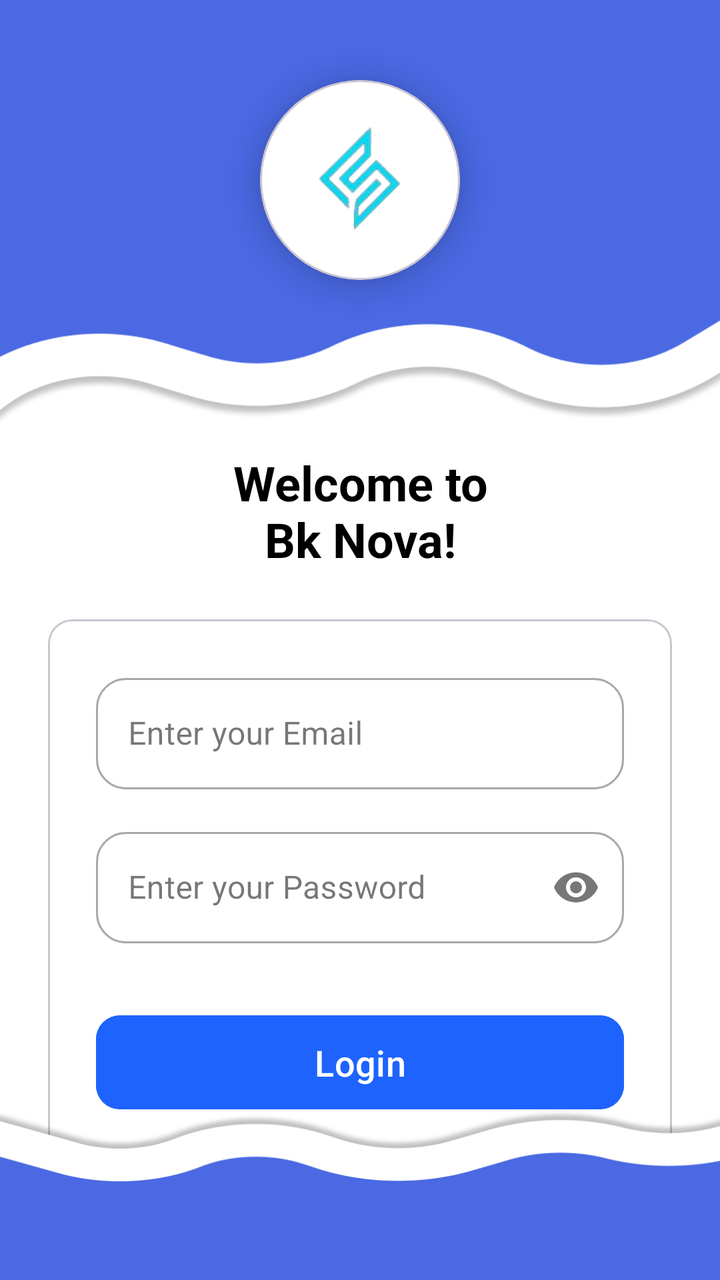
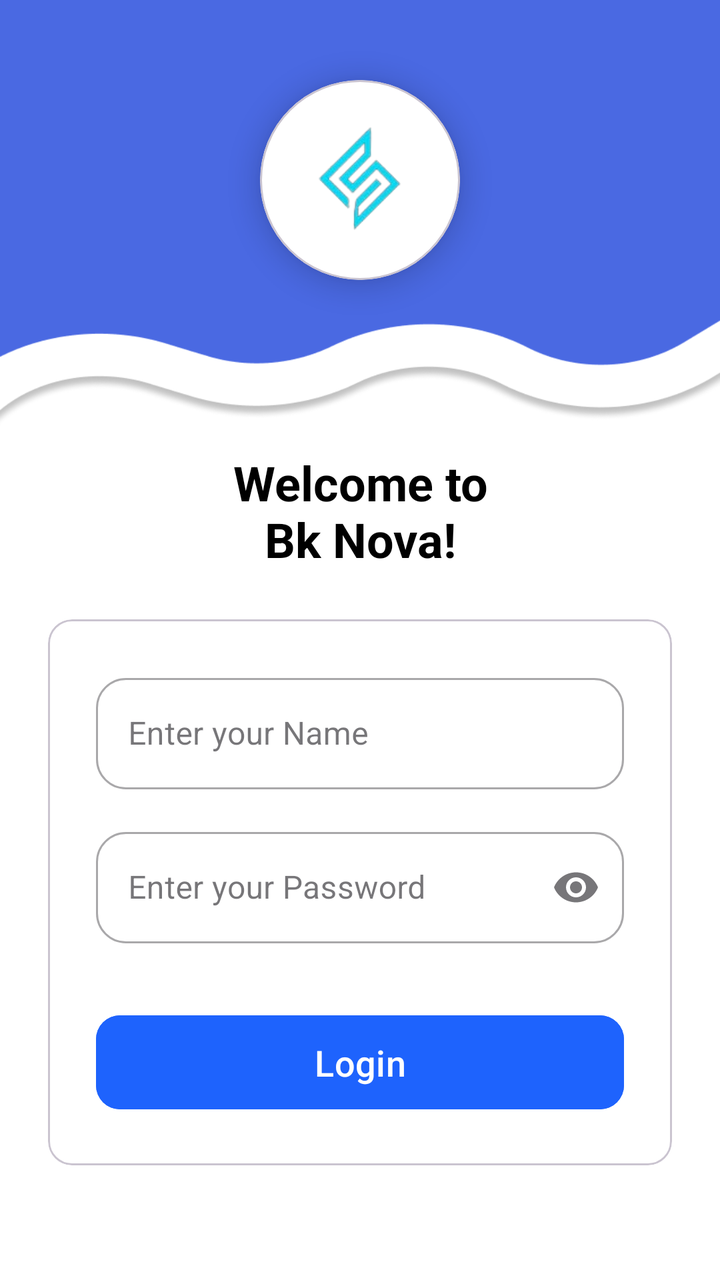

Compare the two renders of this Android layout. The source of the first and the diff that turns it into the second are given below.
<!-- AndroidManifest.xml: application theme Theme.BkNova -->
<!-- res/layout/activity_login.xml -->
<?xml version="1.0" encoding="utf-8"?>
<androidx.constraintlayout.widget.ConstraintLayout xmlns:android="http://schemas.android.com/apk/res/android"
    xmlns:app="http://schemas.android.com/apk/res-auto"
    xmlns:tools="http://schemas.android.com/tools"
    android:layout_width="match_parent"
    android:layout_height="match_parent"
    android:id="@+id/main"
    tools:context=".activity.LoginActivity">

    
    <FrameLayout
        android:id="@+id/header_container"
        android:layout_width="match_parent"
        android:layout_height="220dp"
        android:background="@drawable/img_1"
        app:layout_constraintTop_toTopOf="parent">

        <com.google.android.material.card.MaterialCardView
            android:id="@+id/logo_card"
            android:layout_width="100dp"
            android:layout_height="100dp"
            android:layout_gravity="center"
            android:layout_marginBottom="20dp"
            app:cardBackgroundColor="@android:color/white"
            app:cardCornerRadius="50dp"
            app:cardElevation="8dp">

            <ImageView
                android:layout_width="85dp"
                android:layout_height="85dp"
                android:layout_gravity="center"
                android:src="@drawable/logo"
                tools:ignore="ContentDescription" />
        </com.google.android.material.card.MaterialCardView>
    </FrameLayout>

    
    <TextView
        android:id="@+id/tv_welcome"
        android:layout_width="wrap_content"
        android:layout_height="wrap_content"
        android:layout_marginTop="5dp"
        android:gravity="center"
        android:text="@string/name_page"
        android:textColor="#000000"
        android:textSize="24sp"
        android:textStyle="bold"
        app:layout_constraintEnd_toEndOf="parent"
        app:layout_constraintStart_toStartOf="parent"
        app:layout_constraintTop_toBottomOf="@id/header_container" />

    
    <com.google.android.material.card.MaterialCardView
        android:id="@+id/login_card"
        android:layout_width="0dp"
        android:layout_height="wrap_content"
        android:layout_marginStart="24dp"
        android:layout_marginEnd="24dp"
        android:layout_marginTop="24dp"
        app:layout_constraintWidth_max="488dp"
        app:layout_constraintEnd_toEndOf="parent"
        app:layout_constraintStart_toStartOf="parent"
        app:layout_constraintTop_toBottomOf="@id/tv_welcome">

        <LinearLayout
            android:layout_width="match_parent"
            android:layout_height="wrap_content"
            android:orientation="vertical"
            android:background="@color/white"
            android:padding="24dp">

            <com.google.android.material.textfield.TextInputLayout
                android:id="@+id/til_email"
                style="@style/Widget.MaterialComponents.TextInputLayout.OutlinedBox"
                android:layout_width="match_parent"
                android:layout_height="wrap_content"
                android:hint="@string/email"
                app:maxWidth="488dp"
                android:layout_gravity="center_horizontal"
                app:boxCornerRadiusBottomEnd="15dp"
                app:boxCornerRadiusBottomStart="15dp"
                app:boxCornerRadiusTopEnd="15dp"
                app:boxCornerRadiusTopStart="15dp">

                <com.google.android.material.textfield.TextInputEditText
                    android:layout_width="match_parent"
                    android:layout_height="wrap_content"
                    android:importantForAutofill="no"
                    android:inputType="textEmailAddress" />
            </com.google.android.material.textfield.TextInputLayout>

            <com.google.android.material.textfield.TextInputLayout
                android:id="@+id/til_password"
                style="@style/Widget.MaterialComponents.TextInputLayout.OutlinedBox"
                android:layout_width="match_parent"
                android:layout_height="wrap_content"
                android:layout_marginTop="16dp"
                android:hint="@string/password"
                app:maxWidth="488dp"
                android:layout_gravity="center_horizontal"
                app:boxCornerRadiusBottomEnd="15dp"
                app:boxCornerRadiusBottomStart="15dp"
                app:boxCornerRadiusTopEnd="15dp"
                app:boxCornerRadiusTopStart="15dp"
                app:endIconMode="password_toggle">

                <com.google.android.material.textfield.TextInputEditText
                    android:layout_width="match_parent"
                    android:layout_height="wrap_content"
                    android:importantForAutofill="no"
                    android:inputType="textPassword" />
            </com.google.android.material.textfield.TextInputLayout>

            
            <com.google.android.material.button.MaterialButton
                android:id="@+id/btn_login"
                android:layout_width="wrap_content"
                android:layout_height="55dp"
                android:layout_marginTop="32dp"
                android:layout_gravity="center_horizontal"
                android:minWidth="280dp"
                android:maxWidth="320dp"
                android:backgroundTint="#1E63FD"
                android:text="@string/login"
                android:textAllCaps="false"
                android:textSize="18sp"
                app:cornerRadius="12dp" />
        </LinearLayout>
    </com.google.android.material.card.MaterialCardView>

    
    <View
        android:id="@+id/bottom_bg"
        android:layout_width="match_parent"
        android:layout_height="120dp"
        android:background="@drawable/img"
        app:layout_constraintBottom_toBottomOf="parent" />

</androidx.constraintlayout.widget.ConstraintLayout>
<!-- resources referenced by this layout -->
<resources>
  <color name="white">#FFFFFFFF</color>
  <!-- drawable img: png bitmap (drawable, 18517 bytes) -->
  <!-- drawable img_1: png bitmap (drawable, 20213 bytes) -->
  <!-- drawable logo: png bitmap (drawable, 9816 bytes) -->
  <string name="email">Enter your Email</string>
  <string name="login">Login</string>
  <string name="name_page">Welcome to\nBk Nova!</string>
  <string name="password">Enter your Password</string>
  <style name="Theme.BkNova" parent="Base.Theme.BkNova" />
  <style name="Base.Theme.BkNova" parent="Theme.Material3.Light.NoActionBar">
          
          
          <item name="android:windowBackground">@color/white</item>
      </style>
</resources>

<!-- the commit's change to res/layout/activity_login.xml (unified diff, before → after) -->
@@ -1,139 +1,151 @@
 <?xml version="1.0" encoding="utf-8"?>
-<androidx.constraintlayout.widget.ConstraintLayout xmlns:android="http://schemas.android.com/apk/res/android"
+<androidx.core.widget.NestedScrollView xmlns:android="http://schemas.android.com/apk/res/android"
     xmlns:app="http://schemas.android.com/apk/res-auto"
     xmlns:tools="http://schemas.android.com/tools"
     android:layout_width="match_parent"
     android:layout_height="match_parent"
-    android:id="@+id/main"
-    tools:context=".activity.LoginActivity">
+    android:fillViewport="true"
+    android:background="@color/white">
 
-    
-    <FrameLayout
-        android:id="@+id/header_container"
+    <androidx.constraintlayout.widget.ConstraintLayout
+        android:id="@+id/main"
         android:layout_width="match_parent"
-        android:layout_height="220dp"
-        android:background="@drawable/img_1"
-        app:layout_constraintTop_toTopOf="parent">
+        android:layout_height="wrap_content"
+        tools:context=".activity.LoginActivity">
 
+        
+        <FrameLayout
+            android:id="@+id/header_container"
+            android:layout_width="match_parent"
+            android:layout_height="220dp"
+            android:background="@drawable/img_1"
+            app:layout_constraintTop_toTopOf="parent">
+
+            <com.google.android.material.card.MaterialCardView
+                android:id="@+id/logo_card"
+                android:layout_width="100dp"
+                android:layout_height="100dp"
+                android:layout_gravity="center"
+                android:layout_marginBottom="20dp"
+                app:cardBackgroundColor="@android:color/white"
+                app:cardCornerRadius="50dp"
+                app:cardElevation="8dp">
+
+                <ImageView
+                    android:layout_width="85dp"
+                    android:layout_height="85dp"
+                    android:layout_gravity="center"
+                    android:src="@drawable/logo"
+                    tools:ignore="ContentDescription" />
+            </com.google.android.material.card.MaterialCardView>
+        </FrameLayout>
+
+        
+        <TextView
+            android:id="@+id/tv_welcome"
+            android:layout_width="wrap_content"
+            android:layout_height="wrap_content"
+            android:layout_marginTop="5dp"
+            android:gravity="center"
+            android:text="@string/name_page"
+            android:textColor="#000000"
+            android:textSize="24sp"
+            android:textStyle="bold"
+            app:layout_constraintEnd_toEndOf="parent"
+            app:layout_constraintStart_toStartOf="parent"
+            app:layout_constraintTop_toBottomOf="@id/header_container" />
+
+        
         <com.google.android.material.card.MaterialCardView
-            android:id="@+id/logo_card"
-            android:layout_width="100dp"
-            android:layout_height="100dp"
-            android:layout_gravity="center"
-            android:layout_marginBottom="20dp"
-            app:cardBackgroundColor="@android:color/white"
-            app:cardCornerRadius="50dp"
-            app:cardElevation="8dp">
+            android:id="@+id/login_card"
+            android:layout_width="0dp"
+            android:layout_height="wrap_content"
+            android:layout_marginStart="24dp"
+            android:layout_marginEnd="24dp"
+            android:layout_marginTop="24dp"
+            android:layout_marginBottom="32dp"
+            app:layout_constraintWidth_max="488dp"
+            app:layout_constraintEnd_toEndOf="parent"
+            app:layout_constraintStart_toStartOf="parent"
+            app:layout_constraintTop_toBottomOf="@id/tv_welcome"
+            app:layout_constraintBottom_toTopOf="@+id/bottom_bg"
+            app:layout_constraintVertical_bias="0.0">
 
-            <ImageView
-                android:layout_width="85dp"
-                android:layout_height="85dp"
-                android:layout_gravity="center"
-                android:src="@drawable/logo"
-                tools:ignore="ContentDescription" />
-        </com.google.android.material.card.MaterialCardView>
-    </FrameLayout>
-
-    
-    <TextView
-        android:id="@+id/tv_welcome"
-        android:layout_width="wrap_content"
-        android:layout_height="wrap_content"
-        android:layout_marginTop="5dp"
-        android:gravity="center"
-        android:text="@string/name_page"
-        android:textColor="#000000"
-        android:textSize="24sp"
-        android:textStyle="bold"
-        app:layout_constraintEnd_toEndOf="parent"
-        app:layout_constraintStart_toStartOf="parent"
-        app:layout_constraintTop_toBottomOf="@id/header_container" />
-
-    
-    <com.google.android.material.card.MaterialCardView
-        android:id="@+id/login_card"
-        android:layout_width="0dp"
-        android:layout_height="wrap_content"
-        android:layout_marginStart="24dp"
-        android:layout_marginEnd="24dp"
-        android:layout_marginTop="24dp"
-        app:layout_constraintWidth_max="488dp"
-        app:layout_constraintEnd_toEndOf="parent"
-        app:layout_constraintStart_toStartOf="parent"
-        app:layout_constraintTop_toBottomOf="@id/tv_welcome">
-
-        <LinearLayout
-            android:layout_width="match_parent"
-            android:layout_height="wrap_content"
-            android:orientation="vertical"
-            android:background="@color/white"
-            android:padding="24dp">
-
-            <com.google.android.material.textfield.TextInputLayout
-                android:id="@+id/til_email"
-                style="@style/Widget.MaterialComponents.TextInputLayout.OutlinedBox"
+            <LinearLayout
                 android:layout_width="match_parent"
                 android:layout_height="wrap_content"
-                android:hint="@string/email"
-                app:maxWidth="488dp"
-                android:layout_gravity="center_horizontal"
-                app:boxCornerRadiusBottomEnd="15dp"
-                app:boxCornerRadiusBottomStart="15dp"
-                app:boxCornerRadiusTopEnd="15dp"
-                app:boxCornerRadiusTopStart="15dp">
+                android:orientation="vertical"
+                android:background="@color/white"
+                android:padding="24dp">
 
-                <com.google.android.material.textfield.TextInputEditText
+                <com.google.android.material.textfield.TextInputLayout
+                    android:id="@+id/til_email"
+                    style="@style/Widget.MaterialComponents.TextInputLayout.OutlinedBox"
                     android:layout_width="match_parent"
                     android:layout_height="wrap_content"
-                    android:importantForAutofill="no"
-                    android:inputType="textEmailAddress" />
-            </com.google.android.material.textfield.TextInputLayout>
+                    android:hint="@string/name"
+                    app:maxWidth="488dp"
+                    android:layout_gravity="center_horizontal"
+                    app:boxCornerRadiusBottomEnd="15dp"
+                    app:boxCornerRadiusBottomStart="15dp"
+                    app:boxCornerRadiusTopEnd="15dp"
+                    app:boxCornerRadiusTopStart="15dp">
 
-            <com.google.android.material.textfield.TextInputLayout
-                android:id="@+id/til_password"
-                style="@style/Widget.MaterialComponents.TextInputLayout.OutlinedBox"
-                android:layout_width="match_parent"
-                android:layout_height="wrap_content"
-                android:layout_marginTop="16dp"
-                android:hint="@string/password"
-                app:maxWidth="488dp"
-                android:layout_gravity="center_horizontal"
-                app:boxCornerRadiusBottomEnd="15dp"
-                app:boxCornerRadiusBottomStart="15dp"
-                app:boxCornerRadiusTopEnd="15dp"
-                app:boxCornerRadiusTopStart="15dp"
-                app:endIconMode="password_toggle">
+                    <com.google.android.material.textfield.TextInputEditText
+                        android:layout_width="match_parent"
+                        android:layout_height="wrap_content"
+                        android:importantForAutofill="no"
+                        android:inputType="textEmailAddress" />
+                </com.google.android.material.textfield.TextInputLayout>
 
-                <com.google.android.material.textfield.TextInputEditText
+                <com.google.android.material.textfield.TextInputLayout
+                    android:id="@+id/til_password"
+                    style="@style/Widget.MaterialComponents.TextInputLayout.OutlinedBox"
                     android:layout_width="match_parent"
                     android:layout_height="wrap_content"
-                    android:importantForAutofill="no"
-                    android:inputType="textPassword" />
-            </com.google.android.material.textfield.TextInputLayout>
+                    android:layout_marginTop="16dp"
+                    android:hint="@string/password"
+                    app:maxWidth="488dp"
+                    android:layout_gravity="center_horizontal"
+                    app:boxCornerRadiusBottomEnd="15dp"
+                    app:boxCornerRadiusBottomStart="15dp"
+                    app:boxCornerRadiusTopEnd="15dp"
+                    app:boxCornerRadiusTopStart="15dp"
+                    app:endIconMode="password_toggle">
 
-            
-            <com.google.android.material.button.MaterialButton
-                android:id="@+id/btn_login"
-                android:layout_width="wrap_content"
-                android:layout_height="55dp"
-                android:layout_marginTop="32dp"
-                android:layout_gravity="center_horizontal"
-                android:minWidth="280dp"
-                android:maxWidth="320dp"
-                android:backgroundTint="#1E63FD"
-                android:text="@string/login"
-                android:textAllCaps="false"
-                android:textSize="18sp"
-                app:cornerRadius="12dp" />
-        </LinearLayout>
-    </com.google.android.material.card.MaterialCardView>
+                    <com.google.android.material.textfield.TextInputEditText
+                        android:layout_width="match_parent"
+                        android:layout_height="wrap_content"
+                        android:importantForAutofill="no"
+                        android:inputType="textPassword" />
+                </com.google.android.material.textfield.TextInputLayout>
 
-    
-    <View
-        android:id="@+id/bottom_bg"
-        android:layout_width="match_parent"
-        android:layout_height="120dp"
-        android:background="@drawable/img"
-        app:layout_constraintBottom_toBottomOf="parent" />
+                
+                <com.google.android.material.button.MaterialButton
+                    android:id="@+id/btn_login"
+                    android:layout_width="wrap_content"
+                    android:layout_height="55dp"
+                    android:layout_marginTop="32dp"
+                    android:layout_gravity="center_horizontal"
+                    android:minWidth="280dp"
+                    android:maxWidth="320dp"
+                    android:backgroundTint="#1E63FD"
+                    android:text="@string/login"
+                    android:textAllCaps="false"
+                    android:textSize="18sp"
+                    app:cornerRadius="12dp" />
+            </LinearLayout>
+        </com.google.android.material.card.MaterialCardView>
 
-</androidx.constraintlayout.widget.ConstraintLayout>
+        
+        <View
+            android:id="@+id/bottom_bg"
+            android:layout_width="match_parent"
+            android:layout_height="120dp"
+            android:background="@drawable/img"
+            app:layout_constraintBottom_toBottomOf="parent"
+            app:layout_constraintTop_toBottomOf="@id/login_card"
+            app:layout_constraintVertical_bias="1.0" />
+
+    </androidx.constraintlayout.widget.ConstraintLayout>
+</androidx.core.widget.NestedScrollView>
<!-- resource entries referenced after the edit -->
@@ -4,8 +4,8 @@
   <!-- drawable img: png bitmap (drawable, 18517 bytes) -->
   <!-- drawable img_1: png bitmap (drawable, 20213 bytes) -->
   <!-- drawable logo: png bitmap (drawable, 9816 bytes) -->
-  <string name="email">Enter your Email</string>
   <string name="login">Login</string>
+  <string name="name">Enter your Name</string>
   <string name="name_page">Welcome to\nBk Nova!</string>
   <string name="password">Enter your Password</string>
   <style name="Theme.BkNova" parent="Base.Theme.BkNova" />
